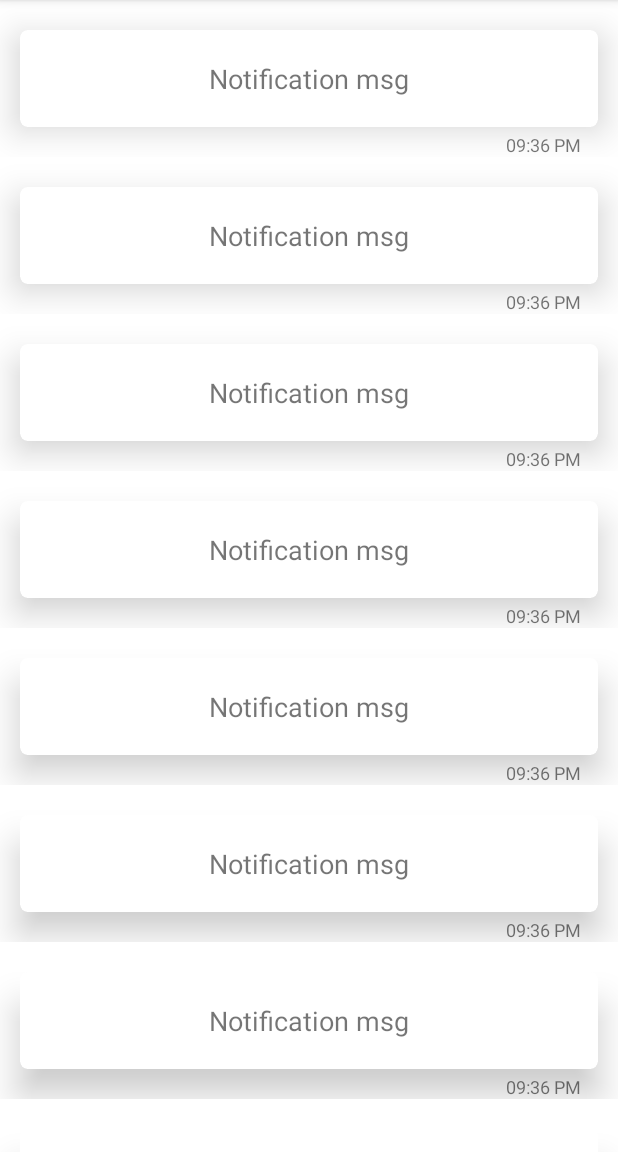
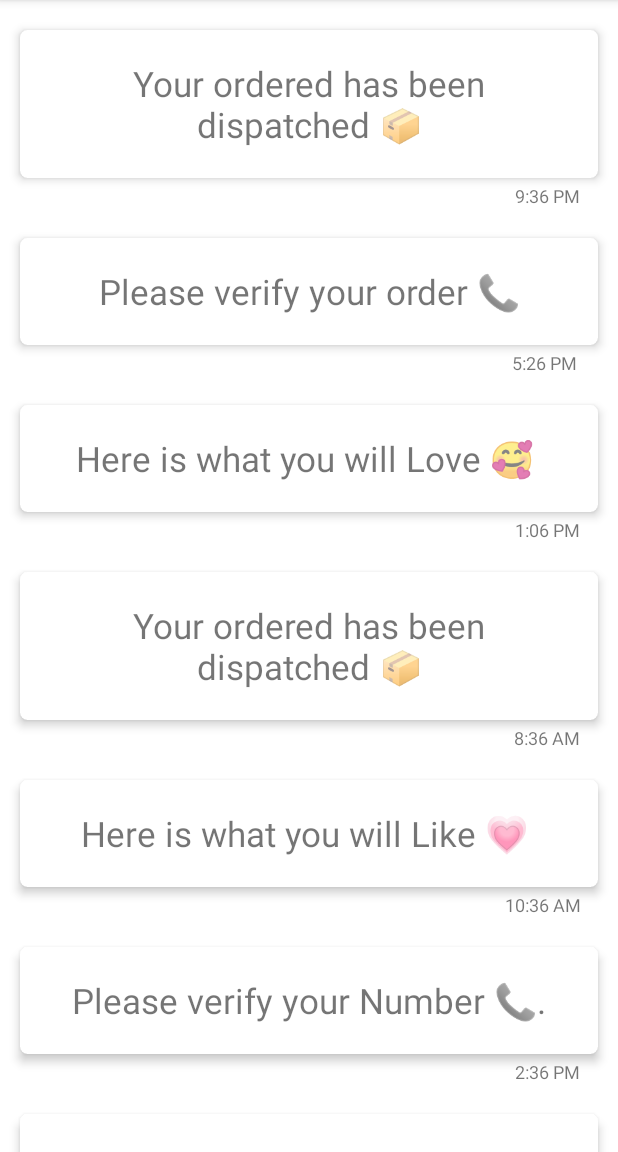
Before and after one commit to thesumitsuryawanshi/Flipkart_Clone_App, an Android app: the NotificationFrag screen opened through its navigation route, on a phone screen of 412 x 824 dp, the part 84-1236 px from its top. Run offline under Robolectric (Android 15) with nearby library versions, the phone set to English and light mode, and no system bars; our stand-ins replace Dagger/Hilt's generated code, Firebase (no records; nobody signed in at launch, a user with empty details on screens opened directly); libraries missing offline, so code that uses them is left out: com.smarteist.autoimageslider; 5 statements that could not run were skipped.

Commit message:
Work on NotificationFrag.kt is done. No need to upgrade further more with UI or with Logic.

```diff
--- a/app/src/main/java/com/example/flipkartcloneapp/Model/dataSource/ProductDatabase.kt
+++ b/app/src/main/java/com/example/flipkartcloneapp/Model/dataSource/ProductDatabase.kt
@@ -214,4 +214,42 @@ public class productDatabase {
         return List
     }
 
+    suspend fun getWatchList(): List<AllProducts> {
+        val List = mutableListOf<AllProducts>()
+
+        try {
+            val snapshot = db.collection("watchList").get().await()
+            for (document in snapshot.documents) {
+                val product = document.toObject(AllProducts::class.java)
+                product?.let {
+                    List.add(product)
+                }
+            }
+        } catch (e: Exception) {
+            // Handle any exceptions here
+            e.printStackTrace()
+        }
+        return List
+    }
+
+
+    suspend fun getbrandDealsList(): List<AllProducts> {
+        val List = mutableListOf<AllProducts>()
+
+        try {
+            val snapshot = db.collection("brandDeals").get().await()
+            for (document in snapshot.documents) {
+                val product = document.toObject(AllProducts::class.java)
+                product?.let {
+                    List.add(product)
+                }
+            }
+        } catch (e: Exception) {
+            // Handle any exceptions here
+            e.printStackTrace()
+        }
+        return List
+    }
+
+
 }
--- a/app/src/main/java/com/example/flipkartcloneapp/Model/repository.kt
+++ b/app/src/main/java/com/example/flipkartcloneapp/Model/repository.kt
@@ -23,6 +23,8 @@ class repository
     private val _getCTList= MutableLiveData<List<AllProducts>>()
 
     private val _getrvofferList= MutableLiveData<List<AllProducts>>()
+    private val _getwatchList= MutableLiveData<List<AllProducts>>()
+    private val _getbrandDealsList= MutableLiveData<List<AllProducts>>()
 
 
     val ProductListData: LiveData<List<ProductList>>
@@ -60,6 +62,11 @@ class repository
     val getrvofferList: LiveData<List<AllProducts>>
         get() = _getrvofferList
 
+    val getwatchList: LiveData<List<AllProducts>>
+        get() = _getwatchList
+
+   val getbrandDealsList: LiveData<List<AllProducts>>
+        get() = _getbrandDealsList
 
     //----------------------------------------------------------------//----------------------------------------------------------------
 
@@ -121,4 +128,15 @@ class repository
         val _Alldata = dataSource.getrvofferList()
         _getrvofferList.postValue(_Alldata)
     }
+
+    suspend fun getwatchList() {
+        val _Alldata = dataSource.getWatchList()
+        _getwatchList.postValue(_Alldata)
+    }
+
+    suspend fun getbrandDealsList() {
+        val _Alldata = dataSource.getbrandDealsList()
+        _getbrandDealsList.postValue(_Alldata)
+    }
+
 }
--- /dev/null
+++ b/app/src/main/java/com/example/flipkartcloneapp/View/Adapters/rvNotificationAdapters.kt
@@ -0,0 +1,43 @@
+package com.example.flipkartcloneapp.View.Adapters
+
+
+import android.content.Context
+import android.view.LayoutInflater
+import android.view.ViewGroup
+import android.widget.Toast
+import androidx.recyclerview.widget.RecyclerView
+import com.example.flipkartcloneapp.databinding.RvNotificationsItemsBinding
+
+class rvNotificationAdapters(val notificationsList: List<String>, val timingList: List<String>, val context: Context) :
+    RecyclerView.Adapter<rvNotificationAdapters.NotificationViewHolder>() {
+
+    override fun onCreateViewHolder(parent: ViewGroup, viewType: Int): NotificationViewHolder {
+
+        val view = RvNotificationsItemsBinding.inflate(LayoutInflater.from(parent.context), parent, false)
+        val viewholder = NotificationViewHolder(view)
+
+        return viewholder
+
+    }
+
+    override fun onBindViewHolder(holder: NotificationViewHolder, position: Int) {
+        val notification = notificationsList[position]
+        val timing = timingList[position]
+
+        holder.name.text = notification
+        holder.tvTiming.text = timing
+
+        holder.itemView.setOnClickListener {
+            Toast.makeText(context, "App working", Toast.LENGTH_SHORT).show()
+        }
+
+    }
+
+    override fun getItemCount(): Int { return notificationsList.size }
+
+    class NotificationViewHolder(binding: RvNotificationsItemsBinding) : RecyclerView.ViewHolder(binding.root) {
+        var tvTiming = binding.tvTiming
+         var name = binding.tvNotificationText
+    }
+
+}
--- a/app/src/main/java/com/example/flipkartcloneapp/View/Adapters/rvNotificationsAdapters.kt
+++ /dev/null
@@ -1,42 +0,0 @@
-package com.example.flipkartcloneapp.View.Adapters
-
-
-import android.content.Context
-import android.view.LayoutInflater
-import android.view.ViewGroup
-import android.widget.Toast
-import androidx.recyclerview.widget.RecyclerView
-import com.example.flipkartcloneapp.databinding.RvNotificationsItemsBinding
-
-class rvNotificationsAdapters(val notificationsList: List<String>, val context: Context) :
-    RecyclerView.Adapter<RecyclerView.ViewHolder>() {
-
-    override fun onCreateViewHolder(parent: ViewGroup, viewType: Int): RecyclerView.ViewHolder {
-
-        val view =
-            RvNotificationsItemsBinding.inflate(LayoutInflater.from(parent.context), parent, false)
-        val viewholder = ViewHolder(view)
-
-        return viewholder
-
-    }
-
-    override fun onBindViewHolder(holder: RecyclerView.ViewHolder, position: Int) {
-        val Cname = notificationsList[position]
-
-        holder.itemView.setOnClickListener {
-            Toast.makeText(context, "App working", Toast.LENGTH_SHORT).show()
-        }
-
-    }
-
-    override fun getItemCount(): Int {
-        return notificationsList.size
-    }
-
-    class ViewHolder(binding: RvNotificationsItemsBinding) : RecyclerView.ViewHolder(binding.root) {
-        val tvTiming = binding.tvTiming
-         val name = binding.tvNotificationText
-    }
-
-}
--- a/app/src/main/java/com/example/flipkartcloneapp/View/Adapters/rv_AllItemsAdapter.kt
+++ b/app/src/main/java/com/example/flipkartcloneapp/View/Adapters/rv_AllItemsAdapter.kt
@@ -37,7 +37,6 @@ class rv_AllItemsAdapter(val pList: List<AllProducts>) :
         )
 
         holder.itemView.rootView.setOnClickListener {
-
             Snackbar.make(
                 holder.itemView.rootView,
                 "This goes to ShowProductFrag ",
--- a/app/src/main/java/com/example/flipkartcloneapp/View/Adapters/rv_BackToCityDealsAdapter.kt
+++ b/app/src/main/java/com/example/flipkartcloneapp/View/Adapters/rv_BackToCityDealsAdapter.kt
@@ -35,7 +35,7 @@ class rv_BackToCityDealsAdapter(val btcData: List<backToCityDeals>, val context:
         holder.bindImage(_data.imgUrl)
 
         holder.itemView.setOnClickListener {
-            val value= "btcDeals value"
+            val value= "btcDeals_value"
             val bundle = Bundle()
             bundle.putString("btcDeals_key", Gson().toJson(value))
             Navigation.findNavController(it).navigate(R.id.GlobalActionTAllProductsFrag, bundle)
--- a/app/src/main/java/com/example/flipkartcloneapp/View/Adapters/rv_brandDeals.kt
+++ b/app/src/main/java/com/example/flipkartcloneapp/View/Adapters/rv_brandDeals.kt
@@ -19,17 +19,14 @@ class rv_brandDeals(val BDdata: List<BrandDealsList>, val context: Context) :
 
     override fun onCreateViewHolder(parent: ViewGroup, viewType: Int): ViewHolder {
 
-        val view =
-            RvBrandDealsBinding.inflate(LayoutInflater.from(parent.context), parent, false)
+        val view = RvBrandDealsBinding.inflate(LayoutInflater.from(parent.context), parent, false)
         val viewholder = ViewHolder(view)
 
         return viewholder
-
     }
 
 
     override fun onBindViewHolder(holder: ViewHolder, position: Int) {
-
         val product = BDdata[position]
         holder.bindImage(product.imgUrl)
 
@@ -39,7 +36,6 @@ class rv_brandDeals(val BDdata: List<BrandDealsList>, val context: Context) :
             bundle.putString("brandDeals_key", Gson().toJson(value ))
             Navigation.findNavController(it).navigate(R.id.GlobalActionTAllProductsFrag, bundle)
         }
-
     }
 
     override fun getItemCount(): Int {
--- a/app/src/main/java/com/example/flipkartcloneapp/View/fragments/NotificationFrag.kt
+++ b/app/src/main/java/com/example/flipkartcloneapp/View/fragments/NotificationFrag.kt
@@ -6,7 +6,7 @@ import android.view.View
 import android.view.ViewGroup
 import androidx.fragment.app.Fragment
 import androidx.recyclerview.widget.LinearLayoutManager
-import com.example.flipkartcloneapp.View.Adapters.rvNotificationsAdapters
+import com.example.flipkartcloneapp.View.Adapters.rvNotificationAdapters
 import com.example.flipkartcloneapp.databinding.FragmentNotificationBinding
 
 
@@ -31,17 +31,27 @@ class NotificationFrag : Fragment() {
     private fun setUpRvNotificaition() {
 
         val NotificaitionList = listOf(
-            "Notification1",
-            "Notification2",
-            "Notification3",
-            "Notification4",
-            "Notification5",
-            "Notification6",
-            "Notification7",
-            "Notification8"
+            "Your ordered has been dispatched \uD83D\uDCE6",
+            "Please verify your order \uD83D\uDCDE",
+            "Here is what you will Love \uD83E\uDD70 ",
+            "Your ordered has been dispatched \uD83D\uDCE6",
+            "Here is what you will Like \uD83D\uDC97 ",
+            "Please verify your Number \uD83D\uDCDE.",
+            "Your ordered has been dispatched \uD83D\uDCE6",
+            "Please verify your E-mail ID."
+        )
+        val timingList = listOf(
+            "9:36 PM",
+            "5:26 PM ",
+            "1:06 PM",
+            "8:36 AM",
+            "10:36 AM",
+            "2:36 PM",
+            "4:20 PM",
+            "5:30 PM",
         )
 
-        val adapter = rvNotificationsAdapters(NotificaitionList, requireContext())
+        val adapter = rvNotificationAdapters(NotificaitionList,timingList,  requireContext())
 
         binding.rvNotification.adapter = adapter
         binding.rvNotification.layoutManager =
--- a/app/src/main/java/com/example/flipkartcloneapp/ViewModels/MainViewModel.kt
+++ b/app/src/main/java/com/example/flipkartcloneapp/ViewModels/MainViewModel.kt
@@ -49,6 +49,12 @@ constructor(
 val getrvofferList: LiveData<List<AllProducts>>
     get() = repository.getrvofferList
 
+    val getwatchList: LiveData<List<AllProducts>>
+        get() = repository.getwatchList
+
+    val getbrandDealsList: LiveData<List<AllProducts>>
+        get() = repository.getbrandDealsList
+
 //----------------------------------------------------------------
 
     init {
@@ -67,6 +73,8 @@ val getrvofferList: LiveData<List<AllProducts>>
             repository.getCTProducts()
 
             repository.getrvofferList()
+            repository.getwatchList()
+            repository.getbrandDealsList()
 
         }
 
--- /dev/null
+++ b/app/src/main/res/drawable/ic_fav_click.xml
@@ -0,0 +1,5 @@
+<vector android:height="24dp" android:tint="#F80909"
+    android:viewportHeight="24" android:viewportWidth="24"
+    android:width="24dp" xmlns:android="http://schemas.android.com/apk/res/android">
+    <path android:fillColor="@android:color/white" android:pathData="M12,21.35l-1.45,-1.32C5.4,15.36 2,12.28 2,8.5 2,5.42 4.42,3 7.5,3c1.74,0 3.41,0.81 4.5,2.09C13.09,3.81 14.76,3 16.5,3 19.58,3 22,5.42 22,8.5c0,3.78 -3.4,6.86 -8.55,11.54L12,21.35z"/>
+</vector>
--- a/app/src/main/res/layout/rv_notifications_items.xml
+++ b/app/src/main/res/layout/rv_notifications_items.xml
@@ -11,7 +11,7 @@
         android:layout_height="wrap_content"
         app:cardCornerRadius="5dp"
         android:layout_marginHorizontal="13dp"
-        app:cardElevation="14dp"
+        app:cardElevation="4dp"
         app:layout_constraintLeft_toLeftOf="parent"
         app:layout_constraintRight_toRightOf="parent"
         app:layout_constraintTop_toTopOf="parent"
@@ -30,7 +30,7 @@
                 android:padding="20dp"
                 android:text="Notification msg"
                 android:textAlignment="center"
-                android:textSize="18sp"
+                android:textSize="23sp"
                 app:layout_constraintBottom_toBottomOf="parent"
                 app:layout_constraintLeft_toLeftOf="parent"
                 app:layout_constraintRight_toRightOf="parent"
--- a/app/src/main/res/navigation/navgraph.xml
+++ b/app/src/main/res/navigation/navgraph.xml
@@ -90,8 +90,6 @@
             app:destination="@id/showProductFrag" />
     </fragment>
 
-
-
     <action
         android:id="@+id/GlobalActionTAllProductsFrag"
         app:destination="@id/allProducts"
@@ -100,9 +98,7 @@
         app:exitAnim="@anim/nav_default_exit_anim"
         app:popEnterAnim="@anim/nav_default_pop_enter_anim"
         app:popExitAnim="@anim/nav_default_pop_exit_anim"
-
         />
-
 
     <action
         android:id="@+id/action_global_to_showProductFrag"
@@ -112,5 +108,20 @@
         app:popEnterAnim="@anim/nav_default_pop_enter_anim"
         app:popExitAnim="@anim/nav_default_pop_exit_anim"
         />
+    <fragment
+        android:id="@+id/favFrag"
+        android:name="com.example.flipkartcloneapp.FavFrag"
+        android:label="fragment_fav"
+        tools:layout="@layout/fragment_fav" />
+
+    <action
+        android:id="@+id/action_global_FavFrag"
+        app:destination="@id/favFrag"
+        app:enterAnim="@anim/nav_default_enter_anim"
+        app:exitAnim="@anim/nav_default_exit_anim"
+        app:popEnterAnim="@anim/nav_default_pop_enter_anim"
+        app:popExitAnim="@anim/nav_default_pop_exit_anim"
+        />
+
 
 </navigation>
```
Also changed, not shown: app/src/main/java/com/example/flipkartcloneapp/FavFrag.kt (added, +55 -0 lines), app/src/main/java/com/example/flipkartcloneapp/View/fragments/AllProductsFragment.kt (+3 -5 lines), app/src/main/java/com/example/flipkartcloneapp/View/fragments/HomeFrag.kt (+4 -4 lines), app/src/main/java/com/example/flipkartcloneapp/View/fragments/showProductFrag.kt (+35 -16 lines), app/src/main/res/layout/frag_view_product.xml (+10 -8 lines), app/src/main/res/layout/fragment_fav.xml (added, +25 -0 lines).
